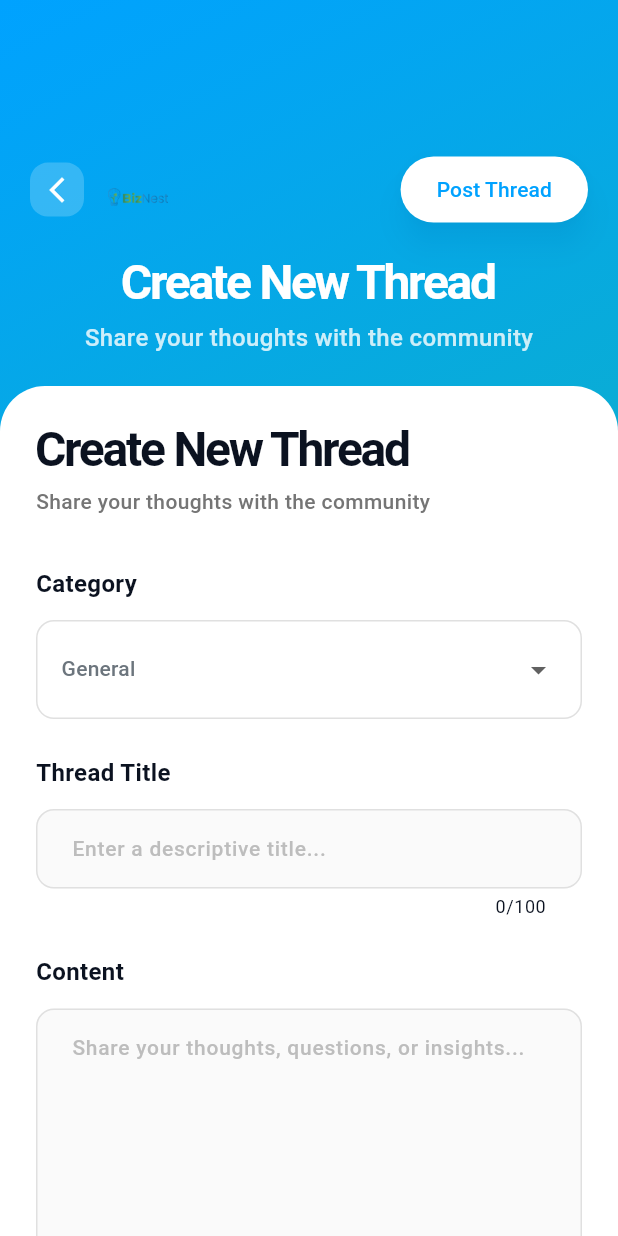
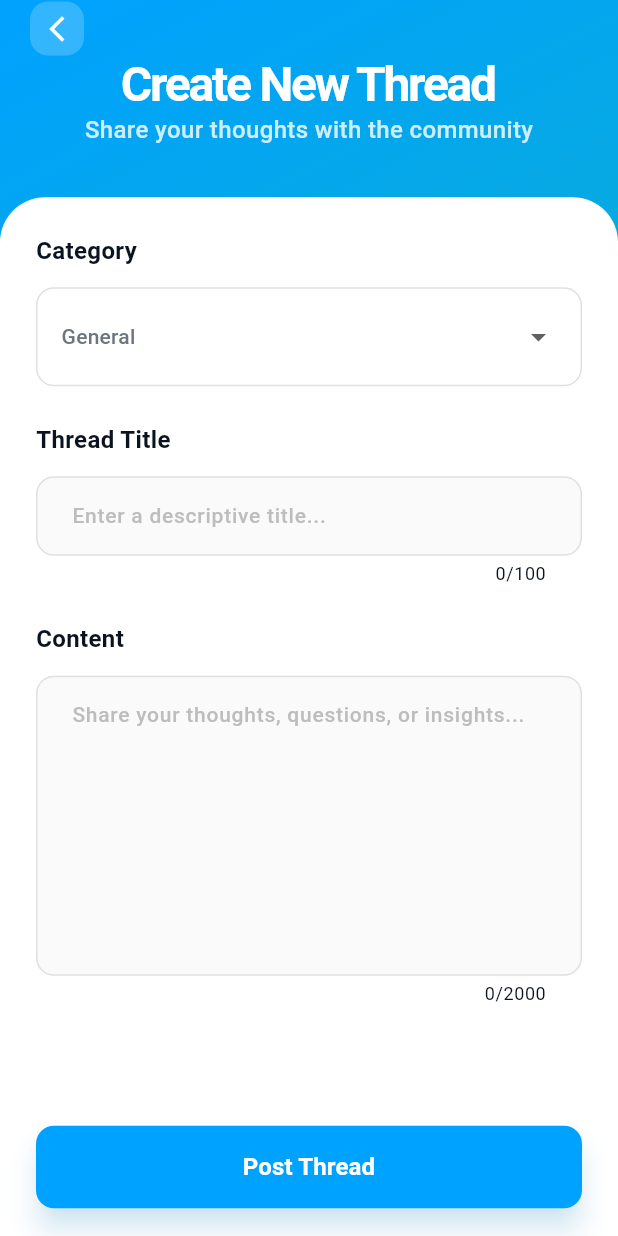
Before and after one commit to luqmanbooso/BizNest-Entrepreneurial-Toolkit-Mobile-App, a Flutter app: the CreateThreadScreen screen opened directly, on a phone screen of 412 x 824 dp. Run offline on Flutter 3.47's test engine with Material 3 defaults, Android fonts, the phone set to English and light mode, and no system bars; our stand-ins replace cloud_firestore, firebase_auth, firebase_core, fl_chart, shared_preferences, shimmer; accounts and stored records are empty.

Commit message:
refactor: Enhance Create Thread screen layout and button styling for improved usability

```diff
--- a/lib/screens/create_thread_screen.dart
+++ b/lib/screens/create_thread_screen.dart
@@ -1,7 +1,6 @@
 import 'package:flutter/material.dart';
 import 'package:cloud_firestore/cloud_firestore.dart';
 import '../core/theme/modern_theme.dart';
-import '../core/widgets/biznest_logo.dart';
 import '../core/services/auth_service.dart';
 
 class CreateThreadScreen extends StatefulWidget {
@@ -88,6 +87,10 @@
           ),
         ),
         child: SafeArea(
+          child: Column(
+            children: [
+              _buildHeader(),
+              Expanded(
                 child: FadeTransition(
                   opacity: _fadeAnimation,
                   child: SlideTransition(
@@ -95,10 +98,8 @@
                       begin: const Offset(0, 0.1),
                       end: Offset.zero,
                     ).animate(_slideAnimation),
-              child: Column(
-                children: [
-                  _buildHeader(),
-                  Expanded(
+                    child: Transform.translate(
+                      offset: const Offset(0, -40),
                       child: Container(
                         decoration: const BoxDecoration(
                           color: Colors.white,
@@ -110,9 +111,10 @@
                         child: _buildForm(),
                       ),
                     ),
-                ],
                   ),
                 ),
+              ),
+            ],
           ),
         ),
       ),
@@ -121,7 +123,7 @@
 
   Widget _buildHeader() {
     return Container(
-      padding: const EdgeInsets.all(20),
+      padding: const EdgeInsets.fromLTRB(20, 1, 20, 0),
       child: Column(
         children: [
           Row(
@@ -141,30 +143,9 @@
                   ),
                 ),
               ),
-              const SizedBox(width: 16),
-              const BizNestLogo(size: 40, showText: false),
-              const Spacer(),
-              ElevatedButton(
-                onPressed: _isLoading ? null : _createThread,
-                style: ElevatedButton.styleFrom(
-                  backgroundColor: Colors.white,
-                  foregroundColor: ModernTheme.primaryBlue,
-                  padding: const EdgeInsets.symmetric(horizontal: 24, vertical: 12),
-                  shape: RoundedRectangleBorder(
-                    borderRadius: BorderRadius.circular(25),
-                  ),
-                ),
-                child: _isLoading
-                    ? const SizedBox(
-                        width: 20,
-                        height: 20,
-                        child: CircularProgressIndicator(strokeWidth: 2),
-                      )
-                    : const Text('Post Thread'),
-              ),
             ],
           ),
-          const SizedBox(height: 20),
+          const SizedBox(height: 1),
           Text(
             'Create New Thread',
             style: ModernTheme.headingLarge.copyWith(
@@ -172,7 +153,7 @@
               fontWeight: FontWeight.bold,
             ),
           ),
-          const SizedBox(height: 8),
+          const SizedBox(height: 2),
           Text(
             'Share your thoughts with the community',
             style: ModernTheme.bodyLarge.copyWith(
@@ -190,21 +171,6 @@
       child: Column(
         crossAxisAlignment: CrossAxisAlignment.start,
         children: [
-          Text(
-            'Create New Thread',
-            style: ModernTheme.headingLarge.copyWith(
-              fontWeight: FontWeight.bold,
-            ),
-          ),
-          const SizedBox(height: 8),
-          Text(
-            'Share your thoughts with the community',
-            style: ModernTheme.bodyMedium.copyWith(
-              color: Colors.grey[600],
-            ),
-          ),
-          const SizedBox(height: 32),
-
           // Category Selection
           Text(
             'Category',
@@ -356,6 +322,40 @@
               ),
             ),
 
+          const SizedBox(height: 40),
+
+          // Post Thread Button
+          SizedBox(
+            width: double.infinity,
+            child: ElevatedButton(
+              onPressed: _isLoading ? null : _createThread,
+              style: ElevatedButton.styleFrom(
+                backgroundColor: ModernTheme.primaryBlue,
+                foregroundColor: Colors.white,
+                padding: const EdgeInsets.symmetric(vertical: 16),
+                shape: RoundedRectangleBorder(
+                  borderRadius: BorderRadius.circular(12),
+                ),
+              ),
+              child: _isLoading
+                  ? const SizedBox(
+                      width: 24,
+                      height: 24,
+                      child: CircularProgressIndicator(
+                        strokeWidth: 2,
+                        valueColor: AlwaysStoppedAnimation<Color>(Colors.white),
+                      ),
+                    )
+                  : const Text(
+                      'Post Thread',
+                      style: TextStyle(
+                        fontSize: 16,
+                        fontWeight: FontWeight.bold,
+                      ),
+                    ),
+            ),
+          ),
+
           const SizedBox(height: 100), // Space for bottom padding
         ],
       ),
```
Lines whose indentation alone changed are shown as unchanged.
